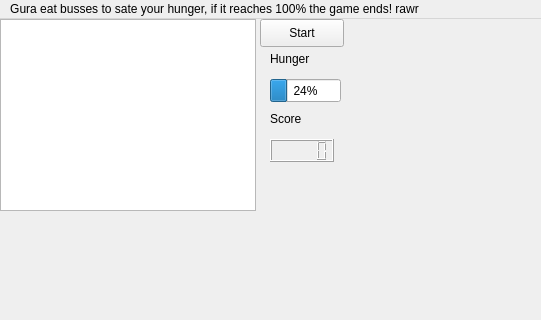
The window that Game/simplegamewindow.ui (Kataya42/OHJ_3) describes before a commit, drawn with Qt 5; both pictures show x 0 to 541 and y 0 to 320 of the 800 by 600 pixel window.
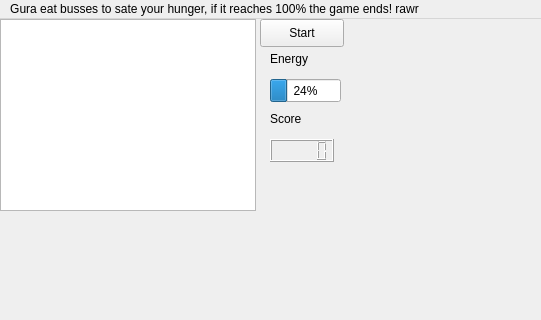
The same window after the commit.

Commit message: Fixed start button

```diff
--- a/Game/simplegamewindow.ui
+++ b/Game/simplegamewindow.ui
@@ -91,7 +91,7 @@
      </rect>
     </property>
     <property name="text">
-     <string>Hunger</string>
+     <string>Energy</string>
     </property>
    </widget>
    <widget class="QLabel" name="scoreLabel">
```
The commit also changes 6 other files.
